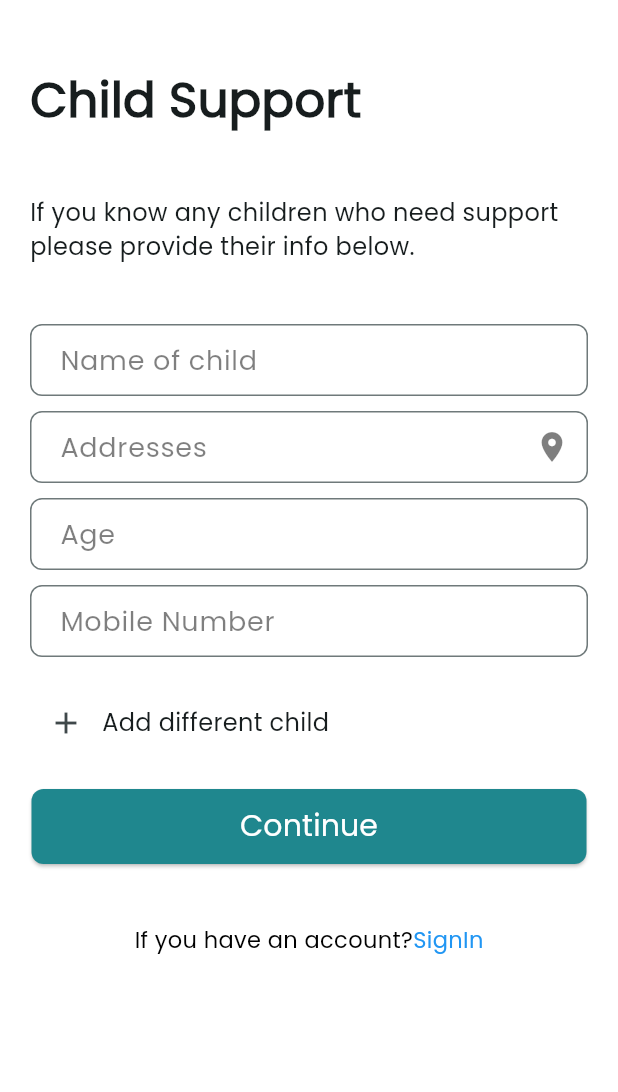
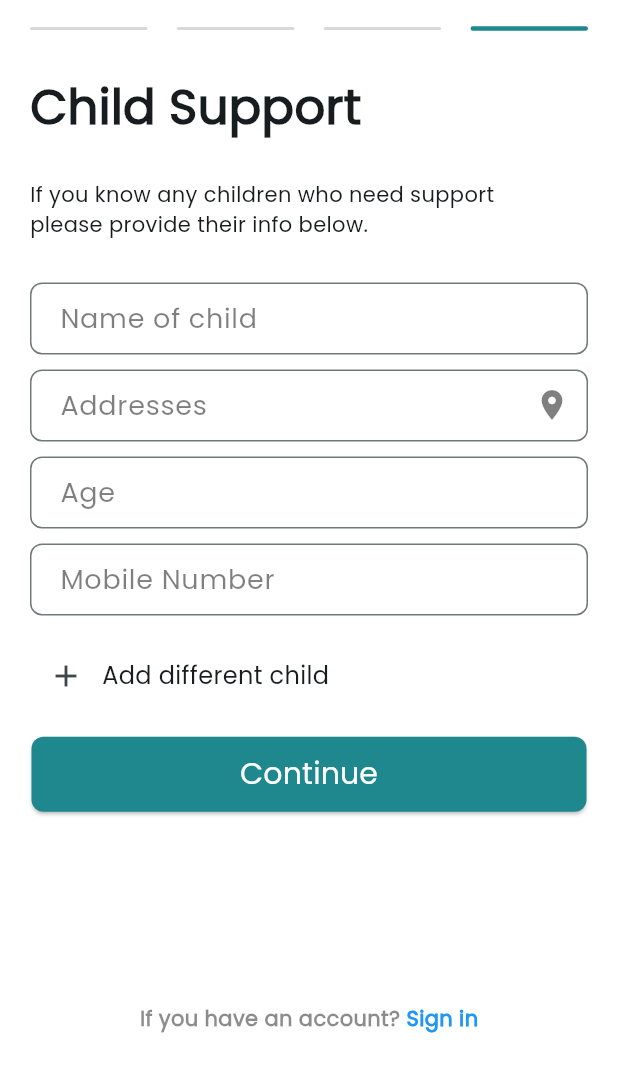
Before and after one commit to Narsinhpatel/donation_flutter_app, a Flutter app: the ChildSupport screen opened by its route, on a phone screen of 412 x 824 dp, the part 84-1176 px from its top. Run offline on Flutter 3.47's test engine with Material 3 defaults, Android fonts, the phone set to English and light mode, and no system bars; our stand-ins replace carousel_slider, get.

Commit message:
fixed-hieght-vedant

```diff
--- a/lib/pages/auth_pages/child_support_page.dart
+++ b/lib/pages/auth_pages/child_support_page.dart
@@ -1,10 +1,13 @@
 import 'package:donation_flutter_app/utils/components/auth_component/child_support_fields.dart';
+import 'package:donation_flutter_app/utils/components/auth_component/singin_text.dart';
 import 'package:donation_flutter_app/utils/components/auth_component/supportive_page_fields.dart';
+import 'package:donation_flutter_app/utils/components/home_components/progress_bar.dart';
 import 'package:flutter/material.dart';
 import 'package:get/get.dart';
 import 'package:get/get_core/src/get_main.dart';
 
 import '../../utils/components/auth_component/auth_appbar.dart';
+import '../../utils/functions/height_width/height_width.dart';
 
 class ChildSupport extends StatefulWidget {
   const ChildSupport({super.key});
@@ -27,13 +30,16 @@ class _ChildSupportState extends State<ChildSupport> {
       backgroundColor: Colors.white,
       appBar: const AuthAppBar(),
       body: SingleChildScrollView(
-        child: Container(
-          margin: const EdgeInsets.only(left: 20, right: 20),
+        child: Padding(
+          padding: const EdgeInsets.symmetric(horizontal: 20, vertical: 10),
           child: Form(
             key: _formKey,
             child: Column(
               children: [
-                const SizedBox(height: 40),
+                ProgressBar(page: 4),
+                SizedBox(
+                  height: calculateHeight(0.03, context),
+                ),
                 Container(
                   alignment: Alignment.topLeft,
                   child: const Text(
@@ -41,19 +47,23 @@ class _ChildSupportState extends State<ChildSupport> {
                     style: TextStyle(fontWeight: FontWeight.w600, fontSize: 32),
                   ),
                 ),
-                const SizedBox(height: 40),
+                SizedBox(
+                  height: calculateHeight(0.03, context),
+                ),
                 Container(
                   alignment: Alignment.topLeft,
                   child: const Text(
                     '''If you know any children who need support \nplease provide their info below.''',
-                    style: TextStyle(fontWeight: FontWeight.w400, fontSize: 16),
+                    style: TextStyle(fontWeight: FontWeight.w400, fontSize: 14),
                   ),
                 ),
-                const SizedBox(height: 40),
+                SizedBox(
+                  height: calculateHeight(0.035, context),
+                ),
                 const ChildSupportFields(),
-
-                const SizedBox(height: 20),
-
+                SizedBox(
+                  height: calculateHeight(0.02, context),
+                ),
 
                 Row(
                   children: [
@@ -71,7 +81,9 @@ class _ChildSupportState extends State<ChildSupport> {
                     )
                   ],
                 ),
-                const SizedBox(height: 20),
+                SizedBox(
+                  height: calculateHeight(0.02, context),
+                ),
                 if (showAdditionalFields) ...[
                   const Align(
                     alignment: Alignment.centerLeft,
@@ -83,9 +95,13 @@ class _ChildSupportState extends State<ChildSupport> {
                       ),
                     ),
                   ),
-                  const SizedBox(height: 20),
+                  SizedBox(
+                    height: calculateHeight(0.02, context),
+                  ),
                   const ChildSupportFields(),
-                  const SizedBox(height: 20),
+                  SizedBox(
+                    height: calculateHeight(0.02, context),
+                  ),
                 ],
 
                 ElevatedButton(
@@ -111,36 +127,14 @@ class _ChildSupportState extends State<ChildSupport> {
                         fontWeight: FontWeight.w500),
                   ),
                 ),
-                const SizedBox(height: 20),
+                SizedBox(
+                  height: calculateHeight(0.02, context),
+                ),
 
-                const SizedBox(height: 20),
-                Row(
-                  mainAxisAlignment: MainAxisAlignment.center,
-                  crossAxisAlignment: CrossAxisAlignment.end,
-                  children: [
-                    const Text(
-                      "If you have an account?",
-                      style: TextStyle(
-                        fontSize: 15,
-                        fontWeight: FontWeight.w400,
-                        color: Colors.black,
-                      ),
-                    ),
-                    GestureDetector(
-                      onTap: () {
-                        Get.toNamed("/signin");
-                      },
-                      child: const Text(
-                        'SignIn',
-                        style: TextStyle(
-                          fontSize: 15,
-                          fontWeight: FontWeight.w400,
-                          color: Colors.blue,
-                        ),
-                      ),
-                    ),
-                  ],
+                SizedBox(
+                  height: calculateHeight(0.135, context),
                 ),
+                const SignInText(),
 
               ],
             ),
--- a/lib/pages/donation_pages/donation_amount_selection.dart
+++ b/lib/pages/donation_pages/donation_amount_selection.dart
@@ -122,7 +122,8 @@ class DonationSelectionPage extends StatelessWidget {
                       if (amountSelectedByChip
                               .selectedAmount.value.isNotEmpty ||
                           amountController.text.isNotEmpty) {
-                        print("Success");
+                        // print("Success");
+                        Get.toNamed('/payment-methods');
                       } else {
                         displaySnackBar(
                             title: 'Donation',
--- a/lib/pages/payment_pages/confirm_page.dart
+++ b/lib/pages/payment_pages/confirm_page.dart
@@ -94,7 +94,7 @@ class _ConfirmPaymentState extends State<ConfirmPayment> {
             const SizedBox(height: 30),
             ElevatedButton(
               onPressed: () {
-                Get.toNamed("/received_otp");
+                Get.toNamed("/received-otp");
               },
               style: ElevatedButton.styleFrom(
                 backgroundColor: const Color(0xFF1F878E),
--- a/lib/pages/payment_pages/otp_page.dart
+++ b/lib/pages/payment_pages/otp_page.dart
@@ -119,7 +119,7 @@ class _ReceivedOtpState extends State<ReceivedOtp> {
             const SizedBox(height: 30),
             ElevatedButton(
               onPressed: () {
-                Get.toNamed("/child_support");
+                Get.toNamed("/thank-you-page");
               },
               style: ElevatedButton.styleFrom(
                 backgroundColor: const Color(0xFF1F878E),
--- a/lib/pages/payment_pages/paymant_page.dart
+++ b/lib/pages/payment_pages/paymant_page.dart
@@ -97,7 +97,7 @@ class _PaymentMethodsState extends State<PaymentMethods> {
             const SizedBox(height: 30),
             ElevatedButton(
               onPressed: () {
-                Get.toNamed("/confirm_payment");
+                Get.toNamed("/confirm-payment");
               },
               style: ElevatedButton.styleFrom(
                 backgroundColor: const Color(0xFF1F878E),
--- a/lib/routes/routes.dart
+++ b/lib/routes/routes.dart
@@ -4,6 +4,8 @@ import 'package:donation_flutter_app/pages/auth_pages/signin_page.dart';
 import 'package:donation_flutter_app/pages/auth_pages/signup_page.dart';
 import 'package:donation_flutter_app/pages/auth_pages/signup_welcome.dart';
 import 'package:donation_flutter_app/pages/auth_pages/supportive_comm_page.dart';
+import 'package:donation_flutter_app/pages/donation_pages/donation_details.dart';
+import 'package:donation_flutter_app/pages/donation_pages/thank_you_page.dart';
 import 'package:donation_flutter_app/pages/home_pages/home_body.dart';
 import 'package:donation_flutter_app/pages/home_pages/home_page.dart';
 import 'package:donation_flutter_app/pages/home_pages/inbox_page.dart';
@@ -16,7 +18,11 @@ import 'package:donation_flutter_app/pages/home_pages/settings_page.dart';
 import 'package:donation_flutter_app/pages/welcome_pages/welcome.dart';
 import 'package:get/get.dart';
 
+import '../pages/donation_pages/donation_amount_selection.dart';
 import '../pages/donation_pages/donation_page.dart';
+import '../pages/payment_pages/confirm_page.dart';
+import '../pages/payment_pages/otp_page.dart';
+import '../pages/payment_pages/paymant_page.dart';
 
 /*
  * @purpose :
@@ -61,10 +67,7 @@ appRoutes()=>[
     name: '/home',
     page: () => const HomeBody(),
   ),
-  GetPage(
-    name: '/donation',
-    page: () => const DonationPage(),
-  ),
+
   GetPage(
     name: '/settings',
     page: () => const SettingsPage(),
@@ -73,10 +76,35 @@ appRoutes()=>[
   ),
   GetPage(
     name: '/inbox',
-    page: () => const Inbox(),
+    page: () => const InboxPage(),
   ),
   GetPage(
     name: '/notification',
-    page: () => const Notification(),
-  )
+    page: () => const NotificationPage(),
+  ),
+  GetPage(
+    name: '/payment-methods',
+    page: () => const PaymentMethods(),
+  ),
+  GetPage(
+    name: '/confirm-payment',
+    page: () => const ConfirmPayment(),
+  ),
+  GetPage(
+    name: '/received-otp',
+    page: () => const ReceivedOtp(),
+  ),
+GetPage(
+    name: '/thank-you-page',
+    page: () => const ThankYouPage(),
+  ),
+GetPage(
+    name: '/donation-amount-select',
+    page: () => DonationSelectionPage(),
+  ),
+GetPage(
+    name: '/donation-details',
+    page: () => const DonationDetails(),
+  ),
+
 ];
--- /dev/null
+++ b/lib/utils/components/auth_component/singin_text.dart
@@ -0,0 +1,35 @@
+import 'package:flutter/material.dart';
+import 'package:get/get.dart';
+
+class SignInText extends StatelessWidget {
+  const SignInText({super.key});
+
+  @override
+  Widget build(BuildContext context) {
+    return SizedBox(
+      height: 20,
+      child: Row(
+        mainAxisAlignment: MainAxisAlignment.center,
+        children: [
+          const Text(
+            "If you have an account? ",
+            style:
+                TextStyle(color: Colors.black45, fontWeight: FontWeight.bold),
+          ),
+          GestureDetector(
+            onTap: () {
+              Get.toNamed('/signin');
+            },
+            child: const Text(
+              "Sign in",
+              style: TextStyle(
+                color: Colors.blue,
+                fontWeight: FontWeight.bold,
+              ),
+            ),
+          )
+        ],
+      ),
+    );
+  }
+}
--- /dev/null
+++ b/lib/utils/components/home_components/progress_bar.dart
@@ -0,0 +1,44 @@
+import 'package:donation_flutter_app/utils/functions/height_width/height_width.dart';
+import 'package:flutter/material.dart';
+
+class ProgressBar extends StatelessWidget {
+  int page;
+  ProgressBar({super.key, required this.page});
+
+  static const double selectedPageHeight = 3;
+  static const double unSelectedPageHeight = 2;
+
+  static const Color selectedColor = Color.fromRGBO(31, 135, 142, 1);
+  static const Color unSelectedColor = Color.fromRGBO(217, 217, 217, 1);
+
+
+
+  @override
+  Widget build(BuildContext context) {
+
+    List<Widget> getBars(int pagesCount){
+      List<Widget> bars = <Widget>[];
+      for(int i=1; i<=pagesCount; i++){
+        bars.add(Container(
+          height: page == i ? selectedPageHeight : unSelectedPageHeight,
+          width: calculateWidth(0.19, context),
+          decoration: BoxDecoration(
+            color: page == i ? selectedColor : unSelectedColor,
+            borderRadius: BorderRadius.circular(5),
+          ),
+        ));
+      }
+      return bars;
+    }
+
+    return SizedBox(
+      height: 10,
+      width: double.infinity,
+      child: Row(
+        mainAxisAlignment: MainAxisAlignment.spaceBetween,
+        crossAxisAlignment: CrossAxisAlignment.center,
+        children: getBars(4),
+      ),
+    );
+  }
+}
```
Also changed, not shown: lib/pages/auth_pages/forget_password_page.dart (+31 -27 lines), lib/pages/auth_pages/signin_second_option_page.dart (+84 -76 lines), lib/pages/auth_pages/signup_page.dart (+36 -44 lines), lib/pages/auth_pages/signup_welcome.dart (+17 -31 lines), lib/pages/auth_pages/supportive_comm_page.dart (+31 -37 lines), lib/pages/home_pages/home_body.dart (+5 -3 lines), lib/pages/home_pages/user_profile_page.dart (added, +24 -0 lines), pubspec.lock.
